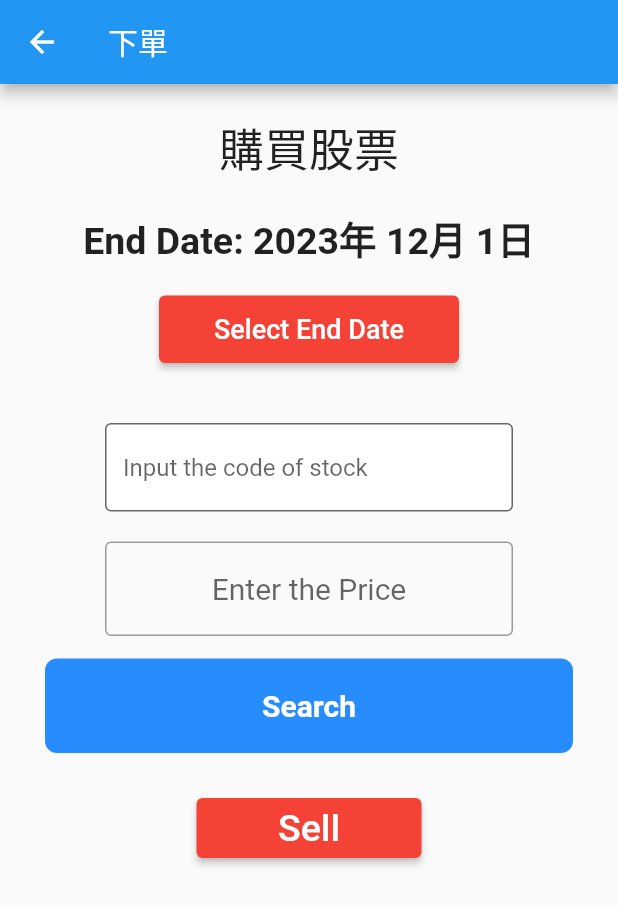
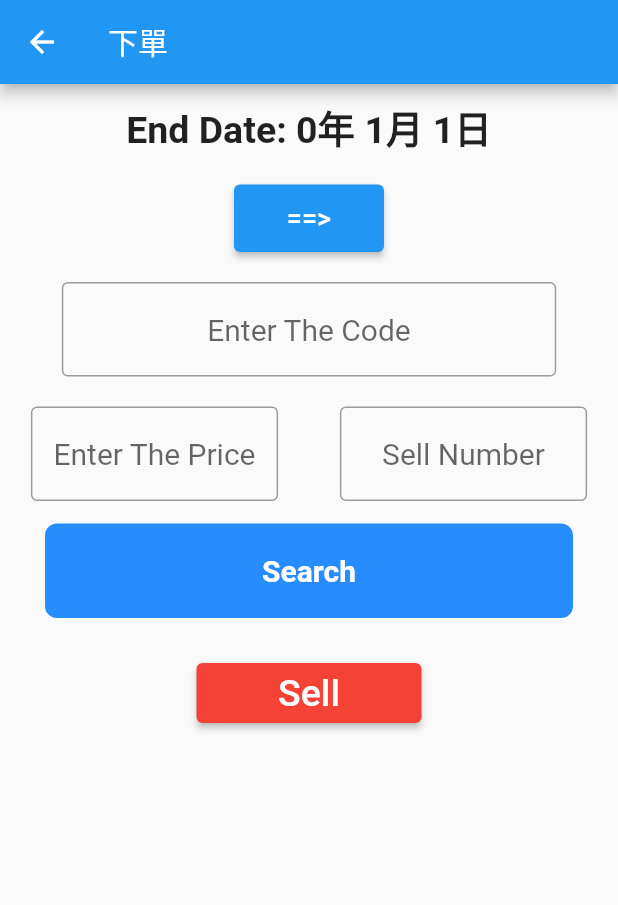
Before and after one commit to nayamiskr/Stonk_game, a Flutter app: the OrderPage screen opened directly, on a phone screen of 412 x 824 dp. Shown: the top 905 px of the screen. Run offline on Flutter 3.47's test engine with Material 2 defaults, Android fonts, the phone set to English and light mode, and no system bars; missing offline and left inert: pdfx; network calls fail.

Commit message:
Add files via upload

```diff
--- a/lib/features/gethttp.dart
+++ b/lib/features/gethttp.dart
@@ -1,10 +1,9 @@
 import 'package:http/http.dart' as http;
 import 'package:html/parser.dart' as html_parser;
 
-Future<String> getImage(
-    String stonkCode, DateTime start, DateTime end, int buy, int sell) async {
+Future<String> getImage(String stonkCode, DateTime start, DateTime end) async {
   var myUri = Uri.parse(
-      'https://stonkgraph-api.an.r.appspot.com/stonk_api/${stonkCode}?start=${start.year}-${start.month}-${start.day}&end=${end.year}-${end.month}-${end.day}&Buy=${buy}&Sell=${sell}');
+      'https://stonkgraph-api.an.r.appspot.com/stonk_api/${stonkCode}?start=${start.year}-${start.month}-${start.day}&end=${end.year}-${end.month}-${end.day}');
   final response = await http.get(myUri);
   if (response.statusCode == 200) {
     var document = html_parser.parse(response.body);
--- a/lib/page/order.dart
+++ b/lib/page/order.dart
@@ -1,14 +1,17 @@
 import 'package:flutter/material.dart';
 import 'package:stonk_app/components/button.dart';
-import 'package:stonk_app/components/textinput.dart';
 import 'package:stonk_app/features/gethttp.dart';
 import 'package:stonk_app/page/HomePage.dart';
 
 class OrderPage extends StatefulWidget {
   final DateTime startDate;
   final int buyPrice;
-
-  const OrderPage({super.key, required this.startDate, required this.buyPrice});
+  final int sBuy;
+  const OrderPage(
+      {super.key,
+      required this.startDate,
+      required this.buyPrice,
+      required this.sBuy});
 
   @override
   State<OrderPage> createState() => _OrderPageState();
@@ -17,7 +20,15 @@ class OrderPage extends StatefulWidget {
 class _OrderPageState extends State<OrderPage> {
   final stockCODE = TextEditingController();
   final sellPrice = TextEditingController();
-  DateTime endDate = DateTime(2023, 12, 1);
+  final sSell = TextEditingController();
+  late DateTime endDate;
+
+  @override
+  void initState() {
+    super.initState();
+    endDate = widget.startDate;
+  }
+
   String imageUrl = ' ';
   List<String> result = [];
 
@@ -42,9 +53,8 @@ class _OrderPageState extends State<OrderPage> {
       body: Center(
         child: Column(
           children: [
-            const Padding(
-              padding: EdgeInsets.all(20),
-              child: Text('購買股票', style: TextStyle(fontSize: 30)),
+            const SizedBox(
+              height: 10,
             ),
             Center(
               child: Text(
@@ -55,74 +65,80 @@ class _OrderPageState extends State<OrderPage> {
             ),
             const SizedBox(height: 20),
             CustButton(
-              btnColor: Colors.red,
+              btnColor: Colors.blue,
               btnText: const Text(
-                'Select End Date',
+                '==>',
                 style: TextStyle(fontSize: 18),
               ),
               btnHeight: 45,
-              btnWidth: 200,
+              btnWidth: 100,
               pressAction: () {
-                showDatePicker(
-                  context: context,
-                  initialDate: endDate,
-                  firstDate: widget.startDate,
-                  lastDate: DateTime(2023, 12, 31),
-                ).then((newDate) {
-                  if (newDate != null) {
                 setState(() {
-                      endDate = newDate;
-                    });
-                  }
+                  endDate = endDate.add(const Duration(days: 1));
                 });
               },
             ),
-            const SizedBox(height: 40),
-            TextInput(
+            const SizedBox(height: 20),
+            Flexible(
+                child: FractionallySizedBox(
+              widthFactor: 0.8,
+              child: TextField(
                 controller: stockCODE,
-              hintText: 'Input the code of stock',
-              obscureText: false,
-            ),
-            const SizedBox(height: 20),
-            Padding(
-              padding: const EdgeInsets.symmetric(horizontal: 70),
-              child: TextField(
-                controller: sellPrice,
                 decoration: const InputDecoration(
                     border: OutlineInputBorder(),
-                    hintText: "Enter the Price",
+                    hintText: "Enter The Code",
                     hintStyle: TextStyle(
                       fontSize: 20,
                     )),
                 textAlign: TextAlign.center,
               ),
+            )),
+            const SizedBox(height: 20),
+            Row(
+              mainAxisAlignment: MainAxisAlignment.spaceAround,
+              children: [
+                Flexible(
+                    child: FractionallySizedBox(
+                  widthFactor: 0.8,
+                  child: TextField(
+                    controller: sellPrice,
+                    decoration: const InputDecoration(
+                        border: OutlineInputBorder(),
+                        hintText: "Enter The Price",
+                        hintStyle: TextStyle(
+                          fontSize: 20,
+                        )),
+                    textAlign: TextAlign.center,
+                  ),
+                )),
+                Flexible(
+                    child: FractionallySizedBox(
+                  widthFactor: 0.8,
+                  child: TextField(
+                    controller: sSell,
+                    decoration: const InputDecoration(
+                        border: OutlineInputBorder(),
+                        hintText: "Sell Number",
+                        hintStyle: TextStyle(
+                          fontSize: 20,
+                        )),
+                    textAlign: TextAlign.center,
+                  ),
+                )),
+              ],
             ),
             const SizedBox(height: 15),
             GestureDetector(
               onTap: () async {
-                try {
                 final url = await getImage(
                   stockCODE.text,
                   widget.startDate,
                   endDate,
-                    widget.buyPrice,
-                    int.parse(sellPrice.text),
                 );
                 print('Image URL: $url');
-                  await fetchParagraphs(
-                      'https://stonkgraph-api.an.r.appspot.com/stonk_api/${stockCODE.text}?start=${widget.startDate.year}-${widget.startDate.month}-${widget.startDate.day}&end=${endDate.year}-${endDate.month}-${endDate.day}&Buy=${widget.buyPrice}&Sell=${int.parse(sellPrice.text)}');
                 setState(() {
                   imageUrl = url;
                 });
-                } catch (e) {
-                  // Handle exceptions
-                  print('Error: $e');
-                  ScaffoldMessenger.of(context).showSnackBar(
-                    SnackBar(
-                      content: Text('發生錯誤: $e'),
-                    ),
-                  );
-                }
               },
               child: Container(
                 padding: const EdgeInsets.all(20),
@@ -152,12 +168,18 @@ class _OrderPageState extends State<OrderPage> {
               ),
               btnHeight: 40,
               btnWidth: 150,
-              pressAction: () {
+              pressAction: () async {
+                await fetchParagraphs(
+                    'https://stonkgraph-api.an.r.appspot.com/stonk_api/${stockCODE.text}?start=${widget.startDate.year}-${widget.startDate.month}-${widget.startDate.day}&end=${endDate.year}-${endDate.month}-${endDate.day}&Buy=${widget.buyPrice}&Sell=${int.parse(sellPrice.text)}&SBuy=${widget.sBuy}&SSell=${int.parse(sSell.text)}');
+
                 if (result.isNotEmpty) {
                   Navigator.push(
                     context,
                     MaterialPageRoute(
-                      builder: (context) => Account(paragraphs: result),
+                      builder: (context) => Account(
+                        paragraphs: result,
+                        imgUrl: imageUrl,
+                      ),
                     ),
                   );
                 } else {
--- a/pubspec.yaml
+++ b/pubspec.yaml
@@ -37,6 +37,7 @@ dependencies:
   # The following adds the Cupertino Icons font to your application.
   # Use with the CupertinoIcons class for iOS style icons.
   cupertino_icons: ^1.0.2
+  pdfx: ^2.5.0
 
 dev_dependencies:
   flutter_test:
@@ -61,8 +62,8 @@ flutter:
   uses-material-design: true
 
   # To add assets to your application, add an assets section, like this:
-  # assets:
-  #   - images/a_dot_burr.jpeg
+  assets:
+    - assets/Code.pdf
   #   - images/a_dot_ham.jpeg
 
   # An image asset can refer to one or more resolution-specific "variants", see
```
Also changed, not shown: lib/page/HomePage.dart (+86 -12 lines), lib/page/HomeScreen.dart (+38 -13 lines). Lines whose indentation alone changed are shown as unchanged.
